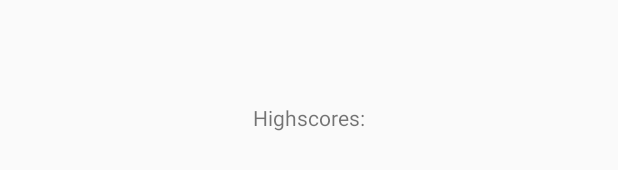
After one commit to Wurzsag/Space2048, an Android app: the layout activity_highscores.xml on its own in the app's theme, with its tools: preview values and no code run, on a phone screen of 412 x 824 dp. The commit adds this screen. Shown: the part 486-656 px from the top of the screen. Run offline under Robolectric (Android 15) with nearby library versions, the phone set to English and light mode, and no system bars.

Commit message:
Implement highscores functionality

```diff
--- a/app/src/main/AndroidManifest.xml
+++ b/app/src/main/AndroidManifest.xml
@@ -9,7 +9,8 @@
         android:roundIcon="@mipmap/ic_launcher_round"
         android:supportsRtl="true"
         android:theme="@style/AppTheme">
-        <activity android:name=".GameActivity"></activity>
+        <activity android:name=".HighscoresActivity"></activity>
+        <activity android:name=".GameActivity" />
         <activity android:name=".MainActivity">
             <intent-filter>
                 <action android:name="android.intent.action.MAIN" />
--- a/app/src/main/java/fi/tuni/space2048/GameCell.java
+++ b/app/src/main/java/fi/tuni/space2048/GameCell.java
@@ -33,6 +33,9 @@ public class GameCell {
         else if (value == 32) {
             img.setImageResource(R.drawable.cell_32);
         }
+        else if (value == 64) {
+            img.setImageResource(R.drawable.cell_64);
+        }
         else {
             img.setImageResource(R.drawable.cell_0);
         }
--- a/app/src/main/java/fi/tuni/space2048/MainActivity.java
+++ b/app/src/main/java/fi/tuni/space2048/MainActivity.java
@@ -20,7 +20,7 @@ public class MainActivity extends AppCompatActivity {
     }
 
     public void showScore(View button) {
-        //Intent i = new Intent(this, HighScoreActivity.class);
-        //startActivity(i);
+        Intent i = new Intent(this, HighscoresActivity.class);
+        startActivity(i);
     }
 }
--- /dev/null
+++ b/app/src/main/res/layout/activity_highscores.xml
@@ -0,0 +1,21 @@
+<?xml version="1.0" encoding="utf-8"?>
+<LinearLayout xmlns:android="http://schemas.android.com/apk/res/android"
+    xmlns:app="http://schemas.android.com/apk/res-auto"
+    xmlns:tools="http://schemas.android.com/tools"
+    android:layout_width="match_parent"
+    android:layout_height="match_parent"
+    android:orientation="vertical"
+    android:gravity="center"
+    tools:context=".HighscoresActivity">
+
+    <TextView
+        android:layout_width="wrap_content"
+        android:layout_height="wrap_content"
+        android:text="Highscores:" />
+
+    <TextView
+        android:id="@+id/highscores"
+        android:layout_width="wrap_content"
+        android:layout_height="wrap_content" />
+
+</LinearLayout>
```
Also changed, not shown: app/src/main/java/fi/tuni/space2048/GameActivity.java (+14 -20 lines), app/src/main/java/fi/tuni/space2048/HighscoresActivity.java (added, +30 -0 lines).
